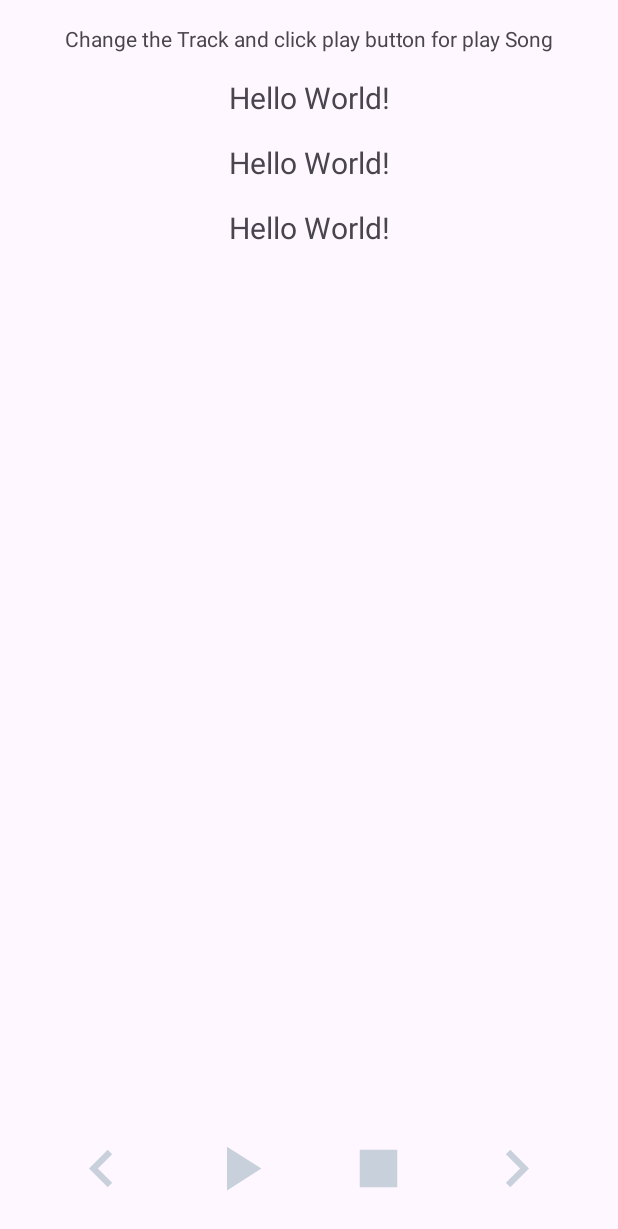
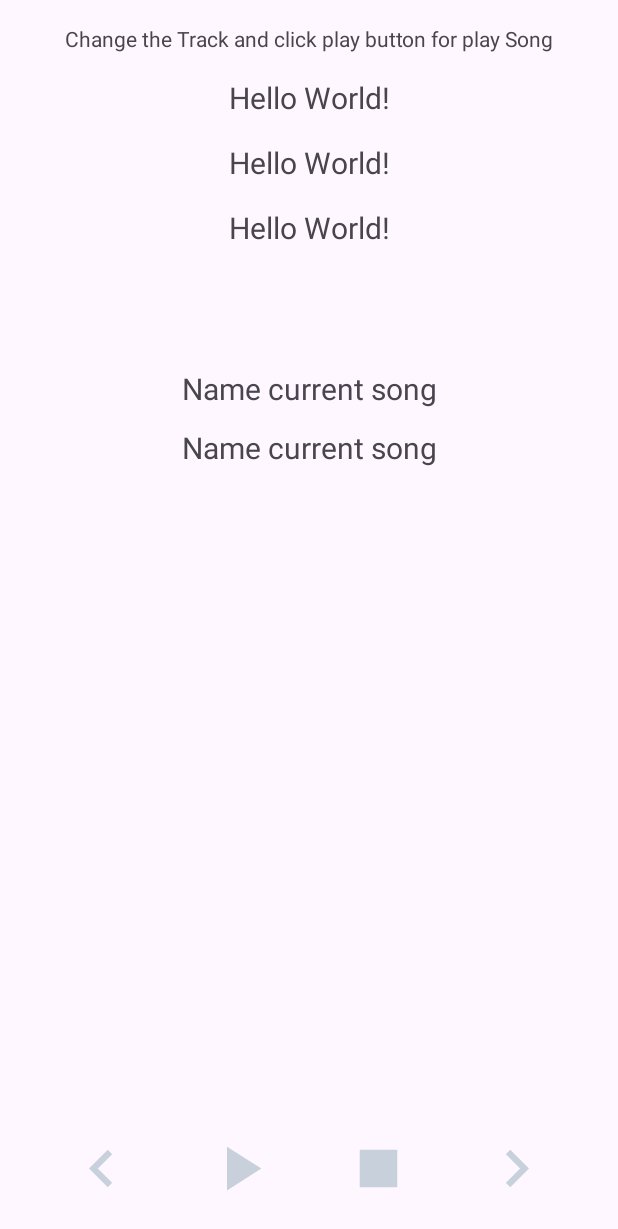
Before and after one commit to Zabalkanskiy/AstonMusicPlayer, an Android app: the layout activity_main.xml on its own in the app's theme, with its tools: preview values and no code run, on a phone screen of 412 x 824 dp. Shown: the top 1229 px of the screen. Run offline under Robolectric (Android 15) with nearby library versions, the phone set to English and light mode, and no system bars.

Commit message:
add two TextView in activity_main.xml for choice name of song binding field with target song
refactor  playButtonPressed: Boolean field
change  playButtonPressed field on playerViewModel method setPlayButtonPressed and getPlayButtonPressed

```diff
--- a/app/src/main/res/layout/activity_main.xml
+++ b/app/src/main/res/layout/activity_main.xml
@@ -22,8 +22,8 @@
         android:layout_width="wrap_content"
         android:layout_height="wrap_content"
         android:layout_marginTop="16dp"
+        android:text="@string/hello_world"
         android:textSize="20sp"
-        android:text="@string/hello_world"
         app:layout_constraintEnd_toEndOf="parent"
         app:layout_constraintStart_toStartOf="parent"
         app:layout_constraintTop_toBottomOf="@+id/first_song_title" />
@@ -33,8 +33,8 @@
         android:layout_width="wrap_content"
         android:layout_height="wrap_content"
         android:layout_marginTop="16dp"
+        android:text="@string/hello_world"
         android:textSize="20sp"
-        android:text="@string/hello_world"
         app:layout_constraintEnd_toEndOf="parent"
         app:layout_constraintStart_toStartOf="parent"
         app:layout_constraintTop_toBottomOf="@+id/textView" />
@@ -44,20 +44,42 @@
         android:layout_width="wrap_content"
         android:layout_height="wrap_content"
         android:layout_marginTop="16dp"
+        android:text="@string/hello_world"
         android:textSize="20sp"
-        android:text="@string/hello_world"
         app:layout_constraintEnd_toEndOf="parent"
         app:layout_constraintStart_toStartOf="parent"
         app:layout_constraintTop_toBottomOf="@+id/second_song_title" />
+
+    <TextView
+        android:id="@+id/current_name_title"
+        android:layout_width="wrap_content"
+        android:layout_height="wrap_content"
+        android:layout_marginTop="80dp"
+        android:text="@string/name_current_song"
+        android:textSize="20sp"
+        app:layout_constraintEnd_toEndOf="parent"
+        app:layout_constraintStart_toStartOf="parent"
+        app:layout_constraintTop_toBottomOf="@+id/third_song_title" />
+
+    <TextView
+        android:id="@+id/current_name_song"
+        android:layout_width="wrap_content"
+        android:layout_height="wrap_content"
+        android:layout_marginTop="12dp"
+        android:text="@string/name_current_song"
+        android:textSize="20sp"
+        app:layout_constraintEnd_toEndOf="parent"
+        app:layout_constraintStart_toStartOf="parent"
+        app:layout_constraintTop_toBottomOf="@+id/current_name_title" />
 
     <ImageButton
         android:id="@+id/right_arrow_button"
         android:layout_width="50dp"
         android:layout_height="50dp"
+        android:layout_marginBottom="20dp"
         android:background="@null"
         android:contentDescription="@string/right_arrow_button"
         android:scaleType="fitXY"
-        android:layout_marginBottom="20dp"
         android:src="@drawable/rigth_arrow"
         app:layout_constraintBottom_toBottomOf="parent"
         app:layout_constraintEnd_toEndOf="parent"
@@ -68,8 +90,8 @@
         android:id="@+id/left_arrow_button"
         android:layout_width="50dp"
         android:layout_height="50dp"
+        android:layout_marginBottom="20dp"
         android:background="@null"
-        android:layout_marginBottom="20dp"
         android:contentDescription="@string/left_arrow_button"
         android:scaleType="fitXY"
         android:src="@drawable/left_arrow"
--- a/app/src/main/res/values/strings.xml
+++ b/app/src/main/res/values/strings.xml
@@ -6,4 +6,5 @@
     <string name="left_arrow_button">left arrow button</string>
     <string name="stop_button">stop button</string>
     <string name="change_the_track">Change the Track and click play button for play Song</string>
+    <string name="name_current_song">Name current song</string>
 </resources>
```
Also changed, not shown: app/src/main/java/com/example/astonmusicplayer/MainActivity.kt (+17 -6 lines).
